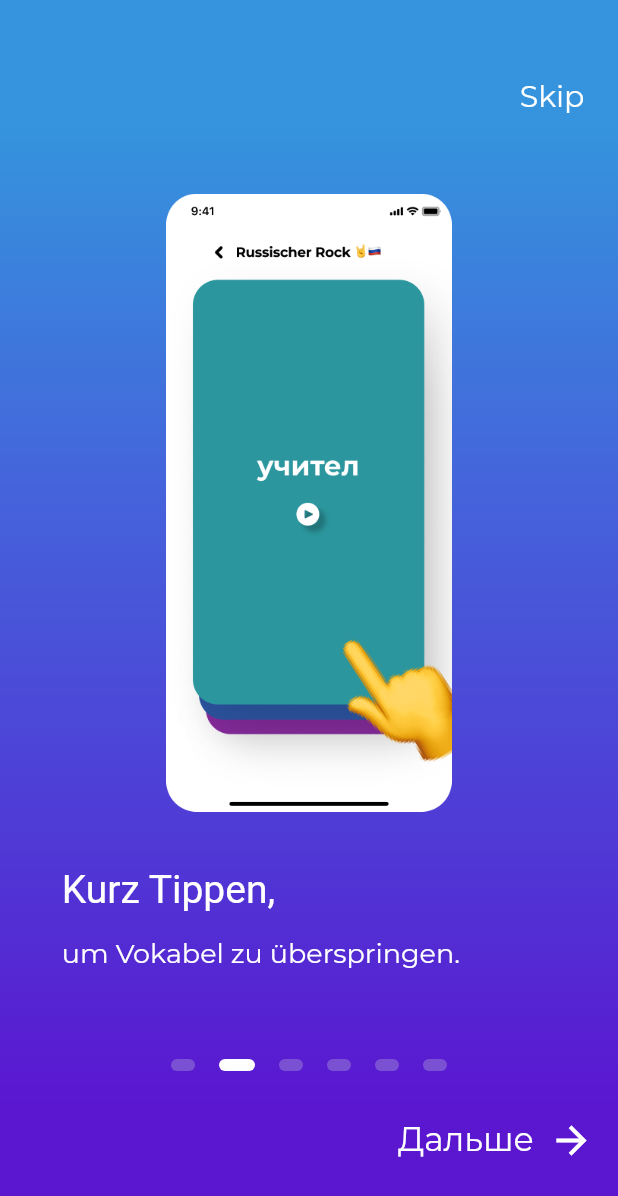
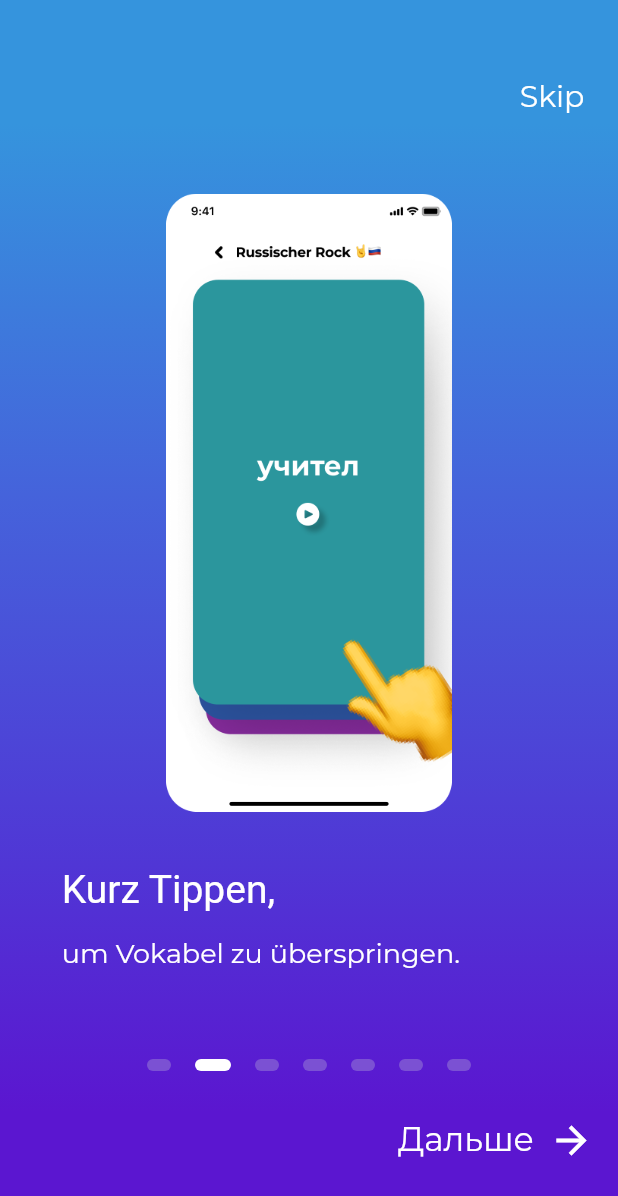
Before and after one commit to HannHank/Vocablii, a Flutter app: the screen it shows after launch, swiped to page 2, on a phone screen of 412 x 824 dp. Shown: the top 1196 px of the screen. Run offline on Flutter 3.47's test engine with Material 2 defaults, Android fonts, the phone set to English and light mode, and no system bars; our stand-ins replace assets_audio_player, cloud_firestore, firebase_auth, firebase_core, firebase_storage, flutter_markdown and 1 more; missing offline and left inert: autocomplete_textfield, flutter_statusbarcolor; accounts and stored records are empty; Roboto replaces fonts that are missing (CM Sans Serif); project files that could hold a hidden picture were left out.

Commit message:
added swipe to onboarding

```diff
--- a/lib/pages/onboarding_screen.dart
+++ b/lib/pages/onboarding_screen.dart
@@ -14,7 +14,7 @@ class OnboardingScreen extends StatefulWidget {
 }
 
 class _OnboardingScreenState extends State<OnboardingScreen> {
-  final int _numPages = 6;
+  final int _numPages = 7;
   final PageController _pageController = PageController(initialPage: 0);
   int _currentPage = 0;
 
@@ -223,7 +223,33 @@ class _OnboardingScreenState extends State<OnboardingScreen> {
                           ],
                         ),
                       ),
-
+                      Padding(
+                      padding: EdgeInsets.all(SizeConfig.blockSizeVertical * 5),
+                        child: Column(
+                          crossAxisAlignment: CrossAxisAlignment.start,
+                          children: <Widget>[
+                            Center(
+                              child: Image(
+                                image: AssetImage(
+                                  'assets/images/Swipe.png',
+                                ),
+                                height: SizeConfig.blockSizeVertical * 50,
+                                width: SizeConfig.blockSizeVertical * 50,
+                              ),
+                            ),
+                            SizedBox(height: 30.0),
+                            Text(
+                              'Swipe die Themen,',
+                              style: kTitleStyle,
+                            ),
+                            SizedBox(height: 15.0),
+                            Text(
+                              'und lerne Vokabeln die du kannst/ nicht kannst.',
+                              style: kSubtitleStyle,
+                            ),
+                          ],
+                        ),
+                      ),
                            Padding(
                       padding: EdgeInsets.all(SizeConfig.blockSizeVertical * 5),
                         child: Column(
```
Also changed, not shown: assets/images/Swipe.png (added).
